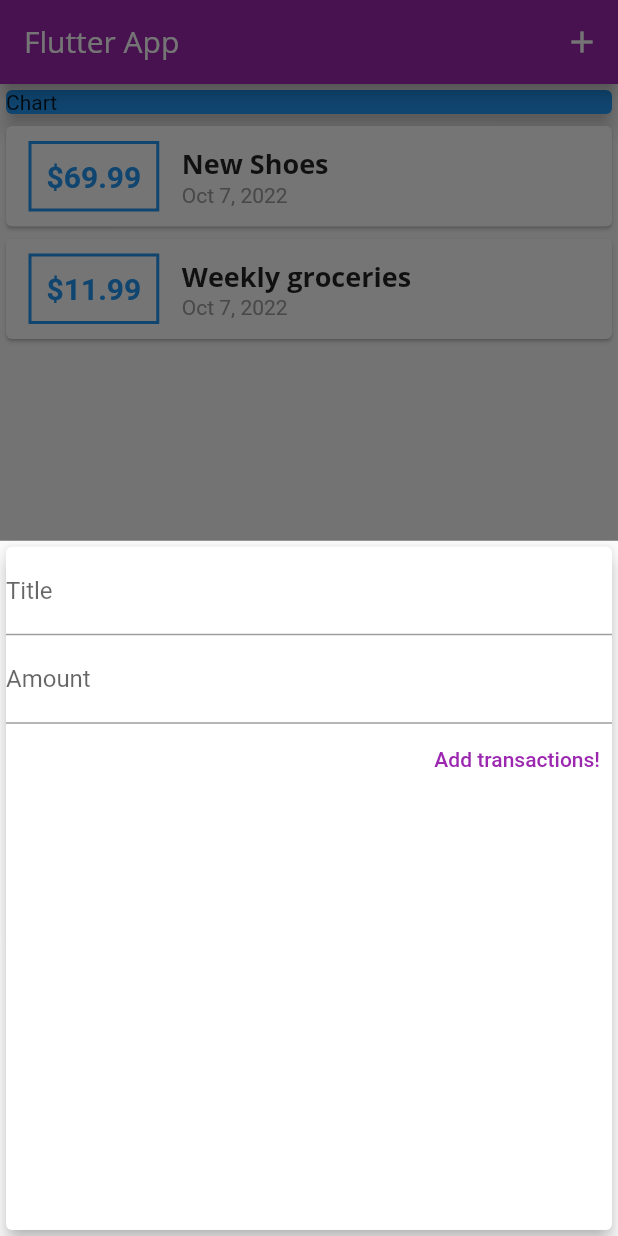
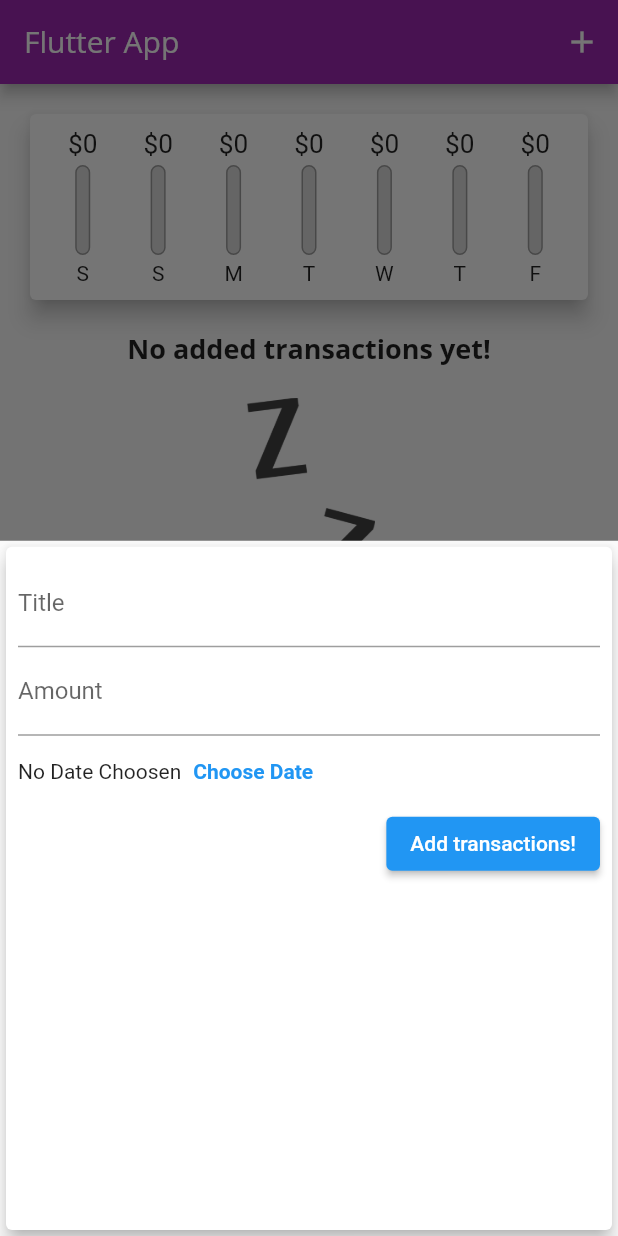
Before and after one commit to iambelmin/personal_expenses_app, a Flutter app: the screen it shows after launch, after a tap on the "add" icon, on a phone screen of 412 x 824 dp. Run offline on Flutter 3.47's test engine with Material 2 defaults, Android fonts, the phone set to English and light mode, and no system bars.

Commit message:
Chart/images etc

```diff
--- a/lib/main.dart
+++ b/lib/main.dart
@@ -2,6 +2,7 @@ import 'package:flutter/material.dart';
 import './widgets/list_transactions.dart';
 import './models/transaction.dart';
 import './widgets/new_transaction.dart';
+import './widgets/chart.dart';
 
 void main() {
   runApp(MyApp());
@@ -35,22 +36,24 @@ class MyHomePage extends StatefulWidget {
 }
 
 class _MyHomePageState extends State<MyHomePage> {
-  final List<Transaction> _userTransactions = [
-    Transaction(
-        id: 't0', title: 'New Shoes', amount: 69.99, date: DateTime.now()),
-    Transaction(
-        id: 't1',
-        title: 'Weekly groceries',
-        amount: 11.99,
-        date: DateTime.now()),
-  ];
+  final List<Transaction> _userTransactions = [];
 
-  void _addTransactions(String title, double amount) {
+  List<Transaction> get _recentTransactions {
+    return _userTransactions.where((tx) {
+      return tx.date.isAfter(
+        DateTime.now().subtract(
+          Duration(days: 7),
+        ),
+      );
+    }).toList();
+  }
+
+  void _addTransactions(String title, double amount, DateTime date) {
     final newTx = Transaction(
         id: DateTime.now().toString(),
         title: title,
         amount: amount,
-        date: DateTime.now());
+        date: date);
 
     setState(() {
       _userTransactions.add(newTx);
@@ -63,6 +66,12 @@ class _MyHomePageState extends State<MyHomePage> {
         builder: (_) {
           return NewTransaction(_addTransactions);
         });
+  }
+
+  void _deleteTransaction(String id) {
+    setState(() {
+      _userTransactions.removeWhere((element) => element.id == id);
+    });
   }
 
   @override
@@ -79,15 +88,8 @@ class _MyHomePageState extends State<MyHomePage> {
       body: SingleChildScrollView(
         child:
             Column(crossAxisAlignment: CrossAxisAlignment.stretch, children: [
-          Container(
-            width: double.infinity,
-            child: Card(
-              color: Colors.blue,
-              elevation: 5,
-              child: Text('Chart'),
-            ),
-          ),
-          TransactionList(_userTransactions)
+          Chart(_recentTransactions),
+          TransactionList(_userTransactions, _deleteTransaction),
         ]),
       ),
       floatingActionButton: FloatingActionButton(
--- /dev/null
+++ b/lib/widgets/chart.dart
@@ -0,0 +1,62 @@
+import 'package:flutter/material.dart';
+import 'package:intl/intl.dart';
+import './chart_bar.dart';
+import '../models/transaction.dart';
+
+class Chart extends StatelessWidget {
+  final List<Transaction> recentTransactions;
+
+  Chart(this.recentTransactions);
+
+  List<Map<String, Object>> get groupedTransactionValues {
+    return List.generate(7, (index) {
+      final weekDay = DateTime.now().subtract(Duration(days: index));
+      double totalSum = 0.0;
+
+      for (var i = 0; i < recentTransactions.length; i++) {
+        if (recentTransactions[i].date.day == weekDay.day &&
+            recentTransactions[i].date.month == weekDay.month &&
+            recentTransactions[i].date.year == weekDay.year) {
+          totalSum += recentTransactions[i].amount;
+        }
+      }
+
+      print(DateFormat.E().format(weekDay));
+      print(totalSum);
+
+      return {
+        'day': DateFormat.E().format(weekDay).substring(0, 1),
+        'amount': totalSum
+      };
+    }).reversed.toList();
+  }
+
+  double get totalSpending {
+    return groupedTransactionValues.fold(0.0, (sum, item) {
+      return sum + (item['amount'] as double);
+    });
+  }
+
+  @override
+  Widget build(BuildContext context) {
+    return Card(
+        elevation: 6,
+        margin: EdgeInsets.all(20),
+        child: Padding(
+          padding: EdgeInsets.all(10),
+          child: Row(
+            children: groupedTransactionValues.map((tx) {
+              return Flexible(
+                fit: FlexFit.tight,
+                child: ChartBar(
+                    tx['day'] as String,
+                    tx['amount'] as double,
+                    totalSpending == 0.0
+                        ? 0.0
+                        : (tx['amount'] as double) / totalSpending),
+              );
+            }).toList(),
+          ),
+        ));
+  }
+}
--- /dev/null
+++ b/lib/widgets/chart_bar.dart
@@ -0,0 +1,51 @@
+import 'package:flutter/material.dart';
+
+class ChartBar extends StatelessWidget {
+  final String label;
+  final double spendingAmount;
+  final double spendingPctOfTotal;
+
+  ChartBar(this.label, this.spendingAmount, this.spendingPctOfTotal);
+
+  @override
+  Widget build(BuildContext context) {
+    return Column(
+      children: [
+        Container(
+            height: 20,
+            child: FittedBox(
+                child: Text('\$${spendingAmount.toStringAsFixed(0)}'))),
+        SizedBox(
+          height: 4,
+        ),
+        Container(
+            height: 60,
+            width: 10,
+            child: Stack(
+              children: [
+                Container(
+                  decoration: BoxDecoration(
+                    border: Border.all(color: Colors.grey, width: 1.0),
+                    color: Color.fromRGBO(220, 220, 220, 1),
+                    borderRadius: BorderRadius.circular(10),
+                  ),
+                ),
+                FractionallySizedBox(
+                  heightFactor: spendingPctOfTotal,
+                  child: Container(
+                    decoration: BoxDecoration(
+                      color: Theme.of(context).primaryColor,
+                      borderRadius: BorderRadius.circular(10),
+                    ),
+                  ),
+                )
+              ],
+            )),
+        SizedBox(
+          height: 4,
+        ),
+        Text(label),
+      ],
+    );
+  }
+}
--- a/lib/widgets/list_transactions.dart
+++ b/lib/widgets/list_transactions.dart
@@ -4,45 +4,59 @@ import '../models/transaction.dart';
 
 class TransactionList extends StatelessWidget {
   final List<Transaction> _transactions;
+  final Function _deleteTransaction;
 
-  TransactionList(this._transactions);
+  TransactionList(this._transactions, this._deleteTransaction);
 
   @override
   Widget build(BuildContext context) {
     return Container(
         height: 490,
-        child: ListView.builder(
+        child: _transactions.isEmpty
+            ? Column(
+                children: [
+                  Text(
+                    'No added transactions yet!',
+                    style: Theme.of(context).textTheme.headline6,
+                  ),
+                  SizedBox(
+                    height: 20,
+                  ),
+                  Container(
+                      height: 200,
+                      child: Image.asset('assets/image/waiting.png',
+                          fit: BoxFit.cover)),
+                ],
+              )
+            : ListView.builder(
                 itemBuilder: (ctx, index) {
                   return Card(
-                child: Row(
-              children: [
-                Container(
-                  margin: EdgeInsets.symmetric(vertical: 10, horizontal: 15),
-                  decoration: BoxDecoration(
-                      border: Border.all(
-                          color: Theme.of(context).primaryColor, width: 2)),
-                  padding: EdgeInsets.all(10),
-                  child: Text(
-                    '\$${_transactions[index].amount.toStringAsFixed(2)}',
-                    style: TextStyle(
-                        fontWeight: FontWeight.bold,
-                        fontSize: 20,
-                        color: Theme.of(context).primaryColor),
+                    elevation: 5,
+                    margin: EdgeInsets.symmetric(horizontal: 5, vertical: 8),
+                    child: ListTile(
+                      leading: CircleAvatar(
+                        radius: 30,
+                        child: Padding(
+                          padding: EdgeInsets.all(6),
+                          child: FittedBox(
+                            child: Text('\$${_transactions[index].amount}'),
                           ),
                         ),
-                Column(
-                  crossAxisAlignment: CrossAxisAlignment.start,
-                  children: [
-                    Text(_transactions[index].title,
-                        style: Theme.of(context).textTheme.headline6),
-                    Text(
-                      DateFormat.yMMMd().format(_transactions[index].date),
-                      style: TextStyle(color: Colors.grey),
-                    )
-                  ],
-                )
-              ],
-            ));
+                      ),
+                      title: Text(
+                        _transactions[index].title,
+                        style: Theme.of(context).textTheme.headline6,
+                      ),
+                      subtitle: Text(
+                          DateFormat.yMMMd().format(_transactions[index].date)),
+                      trailing: IconButton(
+                        color: Theme.of(context).errorColor,
+                        icon: Icon(Icons.delete),
+                        onPressed: () =>
+                            _deleteTransaction(_transactions[index].id),
+                      ),
+                    ),
+                  );
                 },
                 itemCount: _transactions.length,
               ));
--- a/lib/widgets/new_transaction.dart
+++ b/lib/widgets/new_transaction.dart
@@ -1,4 +1,5 @@
 import 'package:flutter/material.dart';
+import 'package:intl/intl.dart';
 
 class NewTransaction extends StatefulWidget {
   final Function txAdd;
@@ -10,40 +11,85 @@ class NewTransaction extends StatefulWidget {
 }
 
 class _NewTransactionState extends State<NewTransaction> {
-  final titleController = TextEditingController();
+  final _titleController = TextEditingController();
+  final _amountController = TextEditingController();
+  DateTime? _selectedDate;
 
-  final amountController = TextEditingController();
-
-  void submitData() {
-    final enteredTitle = titleController.text;
-    final enteredAmount = double.parse(amountController.text);
-
-    if (enteredTitle.isEmpty || enteredAmount <= 0) {
+  void _submitData() {
+    if (_amountController.text.isEmpty) {
       return;
     }
 
-    widget.txAdd(enteredTitle, enteredAmount);
+    final enteredTitle = _titleController.text;
+    final enteredAmount = double.parse(_amountController.text);
+
+    if (enteredTitle.isEmpty || enteredAmount <= 0 || _selectedDate == null) {
+      return;
+    }
+
+    widget.txAdd(enteredTitle, enteredAmount, _selectedDate);
 
     Navigator.of(context).pop();
+  }
+
+  void _presentDatePicker() {
+    showDatePicker(
+            context: context,
+            initialDate: DateTime.now(),
+            firstDate: DateTime(2019),
+            lastDate: DateTime.now())
+        .then((pickedDate) {
+      if (pickedDate == null) {
+        return;
+      }
+      setState(() {
+        _selectedDate = pickedDate;
+      });
+    });
   }
 
   @override
   Widget build(BuildContext context) {
     return Card(
       elevation: 5,
+      child: Padding(
+        padding: const EdgeInsets.all(8.0),
         child: Column(crossAxisAlignment: CrossAxisAlignment.end, children: [
           TextField(
-          controller: titleController,
+            controller: _titleController,
             decoration: InputDecoration(labelText: 'Title'),
           ),
           TextField(
             keyboardType: TextInputType.numberWithOptions(decimal: true),
-          controller: amountController,
+            controller: _amountController,
             decoration: InputDecoration(labelText: 'Amount'),
-          onSubmitted: (_) => submitData(),
+            onSubmitted: (_) => _submitData(),
           ),
-        TextButton(onPressed: submitData, child: Text('Add transactions!'))
+          Row(
+            children: [
+              Text(_selectedDate == null
+                  ? 'No Date Choosen'
+                  : 'Picked date: ${DateFormat.yMd().format(_selectedDate!)}'),
+              TextButton(
+                onPressed: _presentDatePicker,
+                child: Text(
+                  'Choose Date',
+                  style: TextStyle(fontWeight: FontWeight.bold),
+                ),
+                style: TextButton.styleFrom(
+                    foregroundColor: Theme.of(context).primaryColor),
+              ),
+            ],
+          ),
+          ElevatedButton(
+            onPressed: _submitData,
+            child: Text('Add transactions!'),
+            style: TextButton.styleFrom(
+                backgroundColor: Theme.of(context).primaryColor,
+                foregroundColor: Colors.white),
+          )
         ]),
+      ),
     );
   }
 }
--- a/pubspec.yaml
+++ b/pubspec.yaml
@@ -61,9 +61,8 @@ flutter:
   uses-material-design: true
 
   # To add assets to your application, add an assets section, like this:
-  # assets:
-  #   - images/a_dot_burr.jpeg
-  #   - images/a_dot_ham.jpeg
+  assets:
+    - assets/image/waiting.png
 
   # An image asset can refer to one or more resolution-specific "variants", see
   # https://flutter.dev/assets-and-images/#resolution-aware
```
Also changed, not shown: assets/image/waiting.png (added). Lines whose indentation alone changed are shown as unchanged.
